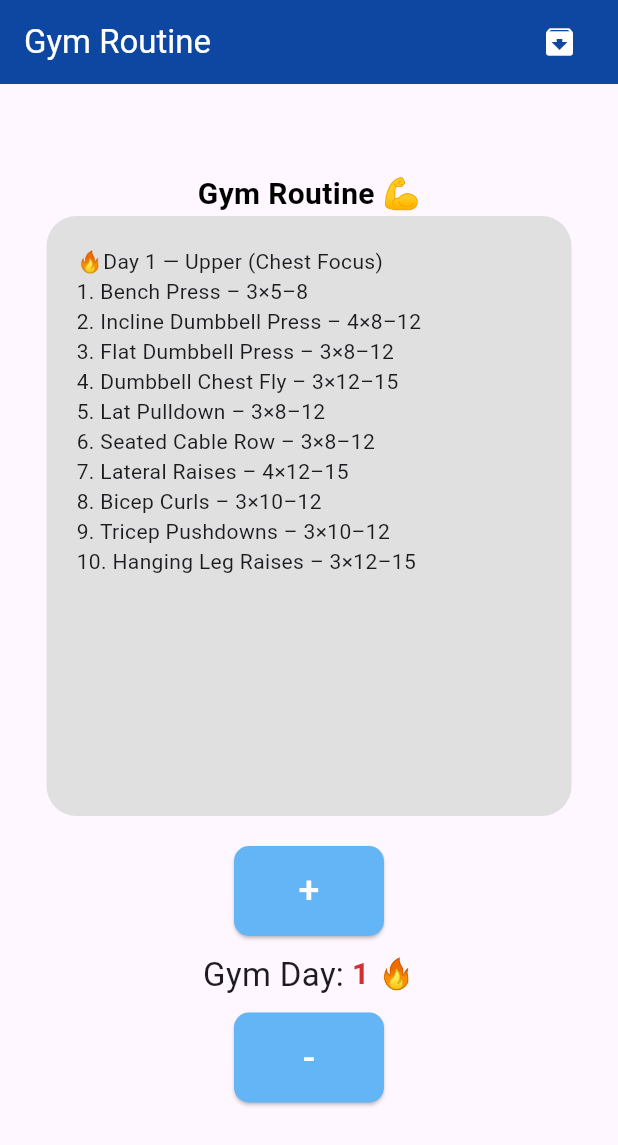
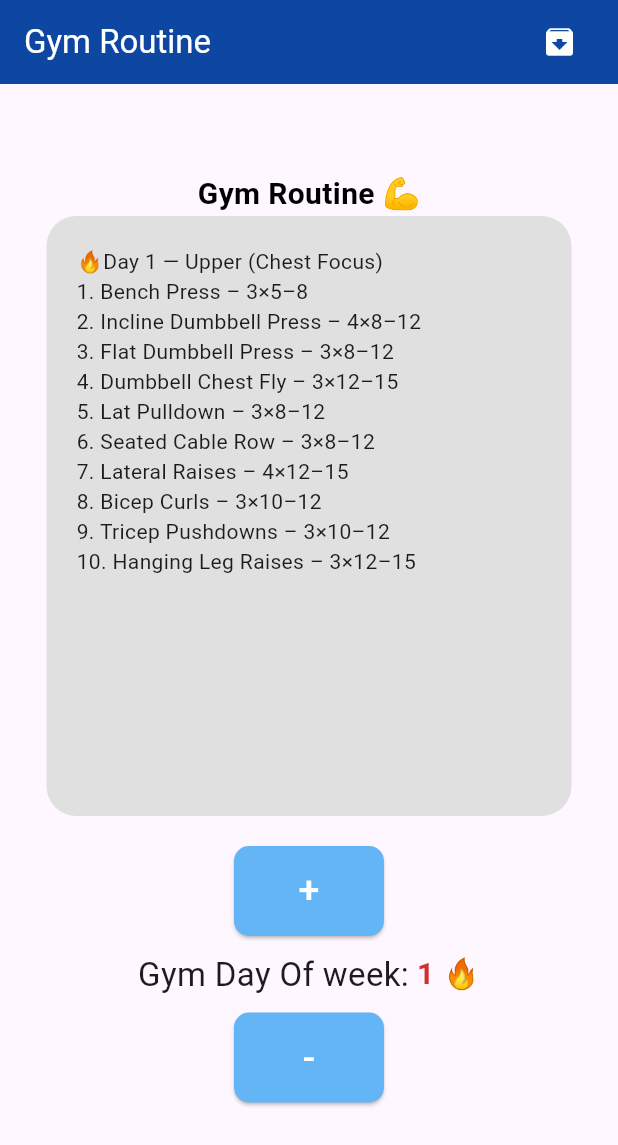
Before and after one commit to iktiarnazib/Gym-Routine, a Flutter app: the screen it shows after launch, on a phone screen of 412 x 824 dp. Shown: the top 1145 px of the screen. Run offline on Flutter 3.47's test engine with Material 3 defaults, Android fonts, the phone set to English and light mode, and no system bars; our stand-ins replace shared_preferences.

Commit message:
Text update in the gym

```diff
--- a/lib/pages/home_page.dart
+++ b/lib/pages/home_page.dart
@@ -208,7 +208,10 @@ class _HomePageState extends State<HomePage> {
               mainAxisAlignment: MainAxisAlignment.center,
               children: [
                 FittedBox(
-                  child: Text('Gym Day:', style: TextStyle(fontSize: 22)),
+                  child: Text(
+                    'Gym Day Of week:',
+                    style: TextStyle(fontSize: 22),
+                  ),
                 ),
                 Text(
                   ' $number',
@@ -247,3 +250,4 @@ class _HomePageState extends State<HomePage> {
 }
 
 //doable app
+//todo if touch: add clickable links for tutorial, add stream that turns green.
```
